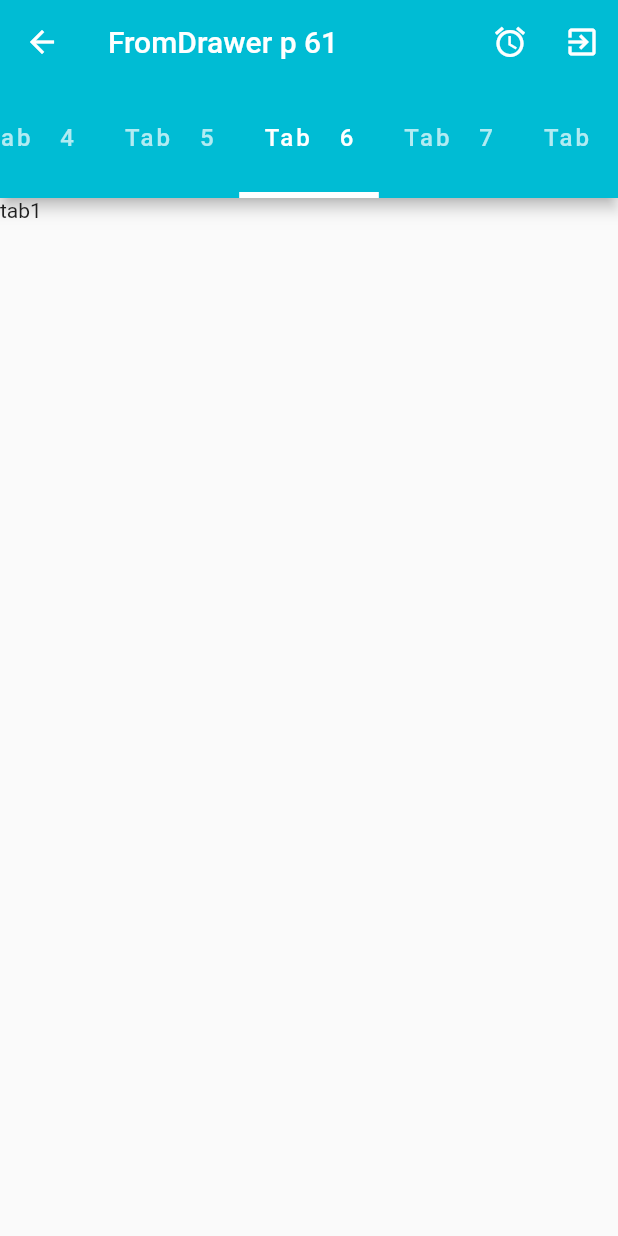
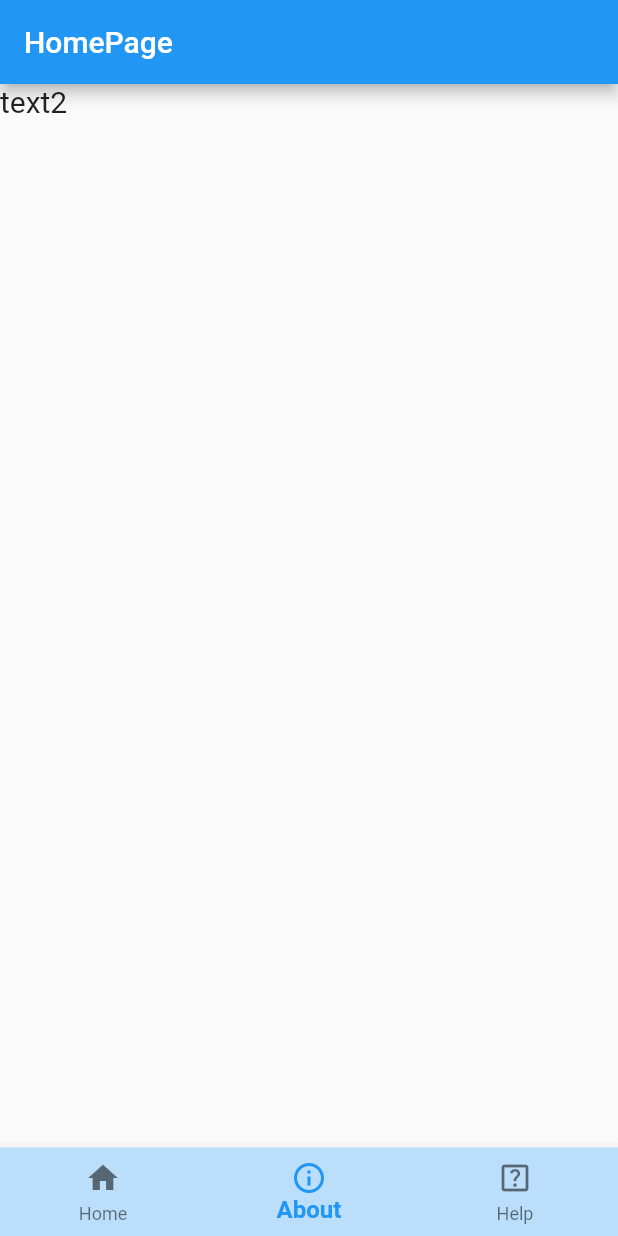
Before and after one commit to OuchattiKhadija/First_App_Flutter, a Flutter app: the screen it shows after launch, on a phone screen of 412 x 824 dp. Run offline on Flutter 3.47's test engine with Material 2 defaults, Android fonts, the phone set to English and light mode, and no system bars.

```diff
--- a/lib/widgetFromDrawerPart.dart
+++ b/lib/widgetFromDrawerPart.dart
@@ -19,116 +19,63 @@ class _FromDrawerPartState extends State<FromDrawerPart>
   }
 
   GlobalKey<ScaffoldState> scaffoldKey = GlobalKey<ScaffoldState>();
+  int selectedIndex = 1;
+
+  List<Widget> widgetPages = [
+    MyHomePage(),
+    Text("text2", style: TextStyle(fontSize: 20)),
+    Text("text3", style: TextStyle(fontSize: 20)),
+  ];
 
   @override
   Widget build(BuildContext context) {
     return Scaffold(
-      key: scaffoldKey,
       appBar: AppBar(
-        title: Text("FromDrawer p 61"),
-        leading: IconButton(
-          icon: Icon(Icons.arrow_back),
-          onPressed: () {
-            print("back prssed");
-          },
-        ),
-        actions: [
-          IconButton(
-              onPressed: () {
-                print("icon1 pressed");
-              },
-              icon: Icon(Icons.access_alarm)),
-          IconButton(
-              onPressed: () {
-                print("icon2 pressed");
-              },
-              icon: Icon(Icons.exit_to_app)),
+        title: Text("HomePage"),
+      ),
+      bottomNavigationBar: BottomNavigationBar(
+        currentIndex: selectedIndex,
+        backgroundColor: Colors.blue.shade100,
+        selectedItemColor: Colors.blue,
+        selectedLabelStyle:
+            TextStyle(fontWeight: FontWeight.bold, fontSize: 16),
+        //selectedIconTheme: IconThemeData.fallback(),
+        showUnselectedLabels: true,
+        onTap: (i) {
+          setState(() {
+            selectedIndex = i;
+          });
+        },
+        items: [
+          BottomNavigationBarItem(
+            icon: Icon(Icons.home),
+            label: "Home",
+          ),
+          BottomNavigationBarItem(
+              icon: Icon(
+                Icons.info_outline,
+              ),
+              label: "About"),
+          BottomNavigationBarItem(
+              icon: Icon(
+                Icons.help_center_outlined,
+              ),
+              label: "Help"),
         ],
-        backgroundColor: Colors.cyan,
-//        centerTitle: true,
-        bottom: TabBar(
-            controller: myconroller,
-            isScrollable: true,
-            indicatorColor: Colors.white,
-            indicatorWeight: 4,
-            //padding: EdgeInsets.only(bottom: 5),
-            //  labelColor: Colors.red,
-            labelStyle: TextStyle(fontSize:16,letterSpacing: 2),
-          onTap: (index){
-            print(index);
-          },
-            tabs: [
-              Tab(icon: Icon(Icons.text_snippet), child: Text("Tab   1")),
-              Tab(child: Text("Tab   2")),
-              Tab(child: Text("Tab   3")),
-              Tab(child: Text("Tab   4")),
-              Tab(child: Text("Tab   5")),
-              Tab(child: Text("Tab   6")),
-              Tab(child: Text("Tab   7")),
-              Tab(child: Text("Tab   8")),
-              Tab(child: Text("Tab   9")),
-              Tab(child: Text("Tab   10")),
-            ]),
       ),
-      drawerScrimColor: Colors.transparent,
-      drawer: Drawer(
-        child: Column(
-          children: [
-            UserAccountsDrawerHeader(
-              currentAccountPicture: CircleAvatar(
-                child: Image.network(
-                    "https://jcibenin.org/assets/site/images/user_male_circle_filled1600.png"),
-              ),
-              accountName: Text("Account name"),
-              accountEmail: Text("email.account@email.ex"),
-            ),
-            ListTile(
-              title: Text("Home Page"),
-              leading: Icon(Icons.home),
-              onTap: () {
-                print("home");
-              },
-              subtitle: Text("About subtitle"),
-            ),
-            ListTile(
-              title: Text("About "),
-              leading: Icon(Icons.info_outline),
-              onTap: () {
-                print("About ");
-              },
-              subtitle: Text("About subtitle"),
-            ),
-            ListTile(
-              title: Text("Help"),
-              leading: Icon(Icons.help),
-              onTap: () {
-                print("help");
-              },
-              subtitle: Text("Help subtitle"),
-            ),
-            ListTile(
-              title: Text("Log Out"),
-              leading: Icon(Icons.exit_to_app),
-              onTap: () {
-                print("Log out");
-              },
-              subtitle: Text("Log Out subtitle"),
-            ),
-          ],
-        ),
-      ),
-      body: TabBarView(controller: myconroller, children: [
-        Text("tab1"),
-        Text("tab2"),
-        Text("tab3"),
-        Text("tab4"),
-        Text("tab5"),
-        Text("tab1"),
-        Text("tab2"),
-        Text("tab3"),
-        Text("tab4"),
-        Text("tab5"),
-      ]),
+      body: widgetPages.elementAt(selectedIndex),
     );
   }
 }
+
+class MyHomePage extends StatelessWidget {
+
+  @override
+  Widget build(BuildContext context) {
+    return  Center(
+          child: Text(
+        'Flutter BottomNavigationBar Example MyHomePage',
+      ),
+    );
+  }
+}
```
